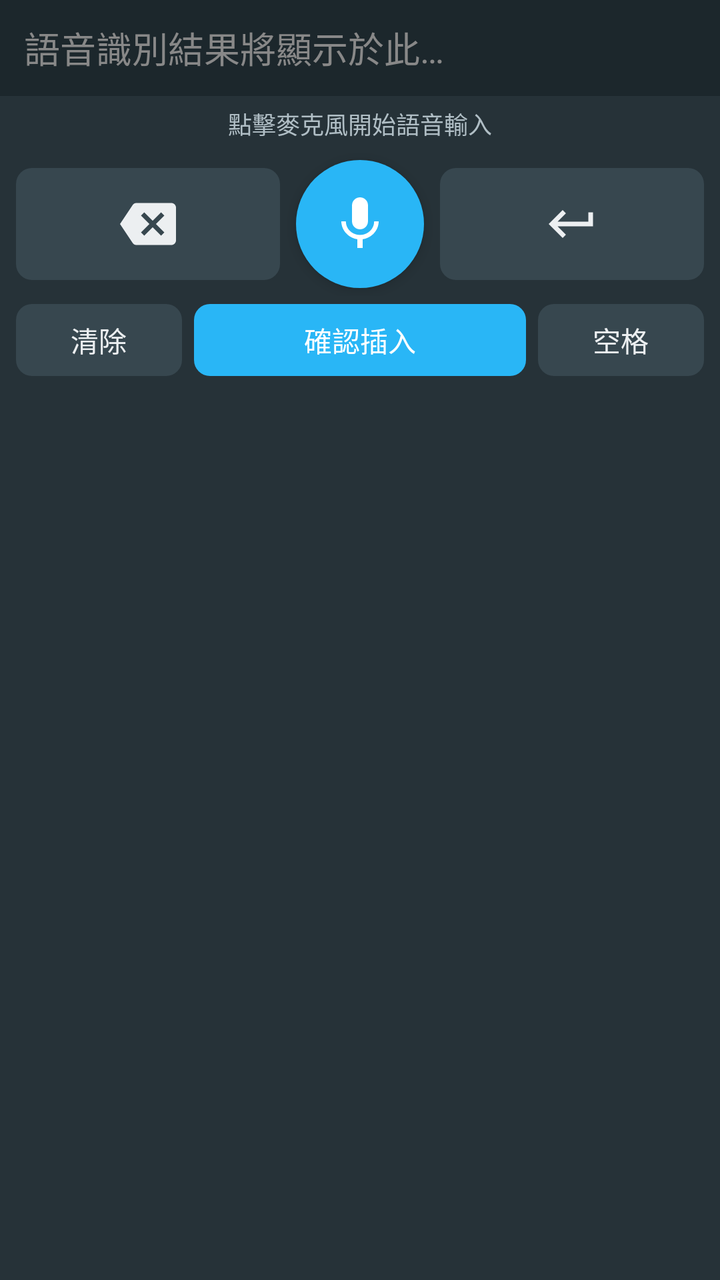
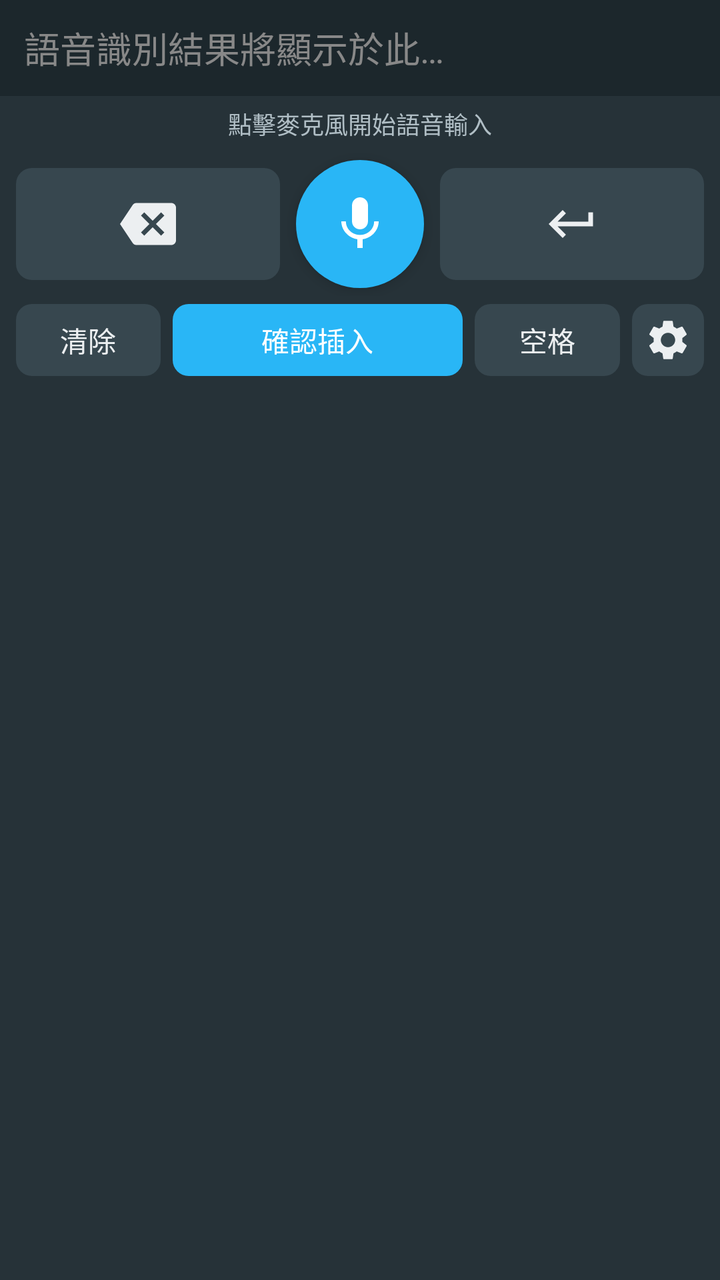

Before-and-after screenshots of an Android layout around one commit, followed by the original layout XML and the change that was made.
<!-- AndroidManifest.xml: application theme Theme.VoiceAssistant -->
<!-- res/layout/ime_keyboard.xml -->
<?xml version="1.0" encoding="utf-8"?>
<LinearLayout xmlns:android="http://schemas.android.com/apk/res/android"
    android:layout_width="match_parent"
    android:layout_height="wrap_content"
    android:orientation="vertical"
    android:background="@color/ime_bg"
    android:paddingBottom="8dp">

    
    <HorizontalScrollView
        android:layout_width="match_parent"
        android:layout_height="48dp"
        android:background="@color/ime_preview_bg">
        <TextView
            android:id="@+id/tv_transcription"
            android:layout_width="wrap_content"
            android:layout_height="match_parent"
            android:gravity="center_vertical"
            android:paddingStart="12dp"
            android:paddingEnd="12dp"
            android:textSize="18sp"
            android:textColor="@color/ime_preview_text"
            android:hint="語音識別結果將顯示於此…"
            android:textColorHint="#888888"
            android:singleLine="true" />
    </HorizontalScrollView>

    
    <ProgressBar
        android:id="@+id/progress_bar"
        style="@android:style/Widget.ProgressBar.Horizontal"
        android:layout_width="match_parent"
        android:layout_height="4dp"
        android:max="100"
        android:visibility="gone"
        android:progressTint="@color/ime_accent" />

    
    <TextView
        android:id="@+id/tv_status"
        android:layout_width="match_parent"
        android:layout_height="28dp"
        android:gravity="center"
        android:textSize="12sp"
        android:textColor="@color/ime_status_text"
        android:text="點擊麥克風開始語音輸入" />

    
    <LinearLayout
        android:layout_width="match_parent"
        android:layout_height="72dp"
        android:orientation="horizontal"
        android:gravity="center_vertical"
        android:paddingStart="8dp"
        android:paddingEnd="8dp">

        <ImageButton
            android:id="@+id/btn_backspace"
            android:layout_width="0dp"
            android:layout_height="56dp"
            android:layout_weight="1"
            android:src="@drawable/ic_backspace"
            android:background="@drawable/key_bg"
            android:contentDescription="退格"
            android:scaleType="center" />

        <Space android:layout_width="8dp" android:layout_height="0dp" />

        <ImageButton
            android:id="@+id/btn_mic"
            android:layout_width="64dp"
            android:layout_height="64dp"
            android:src="@drawable/ic_mic"
            android:background="@drawable/mic_bg"
            android:contentDescription="語音輸入"
            android:scaleType="centerInside"
            android:padding="14dp"
            android:elevation="4dp" />

        <Space android:layout_width="8dp" android:layout_height="0dp" />

        <ImageButton
            android:id="@+id/btn_enter"
            android:layout_width="0dp"
            android:layout_height="56dp"
            android:layout_weight="1"
            android:src="@drawable/ic_enter"
            android:background="@drawable/key_bg"
            android:contentDescription="確認/換行"
            android:scaleType="center" />
    </LinearLayout>

    
    <LinearLayout
        android:layout_width="match_parent"
        android:layout_height="44dp"
        android:orientation="horizontal"
        android:paddingStart="8dp"
        android:paddingEnd="8dp"
        android:gravity="center_vertical">

        <TextView
            android:id="@+id/btn_clear"
            android:layout_width="0dp"
            android:layout_height="36dp"
            android:layout_weight="1"
            android:gravity="center"
            android:text="清除"
            android:textSize="14sp"
            android:textColor="@color/ime_key_text"
            android:background="@drawable/key_bg" />

        <Space android:layout_width="6dp" android:layout_height="0dp" />

        <TextView
            android:id="@+id/btn_commit"
            android:layout_width="0dp"
            android:layout_height="36dp"
            android:layout_weight="2"
            android:gravity="center"
            android:text="確認插入"
            android:textSize="14sp"
            android:textColor="@color/ime_accent_text"
            android:background="@drawable/commit_bg" />

        <Space android:layout_width="6dp" android:layout_height="0dp" />

        <TextView
            android:id="@+id/btn_space"
            android:layout_width="0dp"
            android:layout_height="36dp"
            android:layout_weight="1"
            android:gravity="center"
            android:text="空格"
            android:textSize="14sp"
            android:textColor="@color/ime_key_text"
            android:background="@drawable/key_bg" />
    </LinearLayout>

</LinearLayout>
<!-- resources referenced by this layout -->
<resources>
  <color name="ime_accent">#29B6F6</color>
  <color name="ime_accent_text">#FFFFFF</color>
  <color name="ime_bg">#263238</color>
  <color name="ime_key_text">#ECEFF1</color>
  <color name="ime_preview_bg">#1C272C</color>
  <color name="ime_preview_text">#FFFFFF</color>
  <color name="ime_status_text">#B0BEC5</color>
  <!-- drawable commit_bg (drawable) -->
  <?xml version="1.0" encoding="utf-8"?>
  <shape xmlns:android="http://schemas.android.com/apk/res/android"
      android:shape="rectangle">
      <solid android:color="@color/ime_accent" />
      <corners android:radius="8dp" />
  </shape>
  <!-- drawable ic_backspace (drawable) -->
  <?xml version="1.0" encoding="utf-8"?>
  <vector xmlns:android="http://schemas.android.com/apk/res/android"
      android:width="28dp"
      android:height="28dp"
      android:viewportWidth="24"
      android:viewportHeight="24">
      <path
          android:fillColor="@color/ime_key_icon"
          android:pathData="M22,3H7c-0.69,0 -1.23,0.35 -1.59,0.88L0,12l5.41,8.11C5.77,20.64 6.31,21 7,21h15c1.1,0 2,-0.9 2,-2V5c0,-1.1 -0.9,-2 -2,-2zM19,15.59L17.59,17 14,13.41 10.41,17 9,15.59 12.59,12 9,8.41 10.41,7 14,10.59 17.59,7 19,8.41 15.41,12 19,15.59z"/>
  </vector>
  <!-- drawable ic_enter (drawable) -->
  <?xml version="1.0" encoding="utf-8"?>
  <vector xmlns:android="http://schemas.android.com/apk/res/android"
      android:width="28dp"
      android:height="28dp"
      android:viewportWidth="24"
      android:viewportHeight="24">
      <path
          android:fillColor="@color/ime_key_icon"
          android:pathData="M19,7v4H5.83l3.58,-3.59L8,6l-6,6 6,6 1.41,-1.41L5.83,13H21V7z"/>
  </vector>
  <!-- drawable key_bg (drawable) -->
  <?xml version="1.0" encoding="utf-8"?>
  <shape xmlns:android="http://schemas.android.com/apk/res/android"
      android:shape="rectangle">
      <solid android:color="@color/ime_key_bg" />
      <corners android:radius="8dp" />
  </shape>
  <!-- drawable mic_bg (drawable) -->
  <?xml version="1.0" encoding="utf-8"?>
  <shape xmlns:android="http://schemas.android.com/apk/res/android"
      android:shape="oval">
      <solid android:color="@color/ime_accent" />
  </shape>
  <style name="Theme.VoiceAssistant" parent="Theme.MaterialComponents.DayNight.NoActionBar">
          <item name="colorPrimary">@color/ime_accent</item>
          <item name="colorPrimaryDark">#0288D1</item>
          <item name="colorAccent">@color/ime_accent</item>
      </style>
  <color name="ime_key_icon">#ECEFF1</color>
  <color name="ime_key_bg">#37474F</color>
  <!-- unchanged entries left out for length: 1 -->
</resources>

<!-- the commit's change to res/layout/ime_keyboard.xml (unified diff, before → after) -->
@@ -135,6 +135,18 @@
             android:textSize="14sp"
             android:textColor="@color/ime_key_text"
             android:background="@drawable/key_bg" />
+
+        <Space android:layout_width="6dp" android:layout_height="0dp" />
+
+        <ImageButton
+            android:id="@+id/btn_settings"
+            android:layout_width="36dp"
+            android:layout_height="36dp"
+            android:src="@drawable/ic_settings"
+            android:background="@drawable/key_bg"
+            android:contentDescription="詞彙設定"
+            android:scaleType="centerInside"
+            android:padding="6dp" />
     </LinearLayout>
 
 </LinearLayout>
<!-- resource entries referenced after the edit -->
@@ -36,6 +36,17 @@
           android:fillColor="@color/ime_key_icon"
           android:pathData="M19,7v4H5.83l3.58,-3.59L8,6l-6,6 6,6 1.41,-1.41L5.83,13H21V7z"/>
   </vector>
+  <!-- drawable ic_settings (drawable) -->
+  <?xml version="1.0" encoding="utf-8"?>
+  <vector xmlns:android="http://schemas.android.com/apk/res/android"
+      android:width="24dp"
+      android:height="24dp"
+      android:viewportWidth="24"
+      android:viewportHeight="24">
+      <path
+          android:fillColor="@color/ime_key_icon"
+          android:pathData="M19.14,12.94c0.04,-0.3 0.06,-0.61 0.06,-0.94c0,-0.32 -0.02,-0.64 -0.07,-0.94l2.03,-1.58c0.18,-0.14 0.23,-0.41 0.12,-0.61l-1.92,-3.32c-0.12,-0.22 -0.37,-0.29 -0.59,-0.22l-2.39,0.96c-0.5,-0.38 -1.03,-0.7 -1.62,-0.94L14.4,2.81c-0.04,-0.24 -0.24,-0.41 -0.48,-0.41h-3.84c-0.24,0 -0.43,0.17 -0.47,0.41L9.25,5.35C8.66,5.59 8.12,5.92 7.63,6.29L5.24,5.33c-0.22,-0.08 -0.47,0 -0.59,0.22L2.74,8.87C2.62,9.08 2.66,9.34 2.86,9.48l2.03,1.58C4.84,11.36 4.8,11.69 4.8,12s0.02,0.64 0.07,0.94l-2.03,1.58c-0.18,0.14 -0.23,0.41 -0.12,0.61l1.92,3.32c0.12,0.22 0.37,0.29 0.59,0.22l2.39,-0.96c0.5,0.38 1.03,0.7 1.62,0.94l0.36,2.54c0.05,0.24 0.24,0.41 0.48,0.41h3.84c0.24,0 0.44,-0.17 0.47,-0.41l0.36,-2.54c0.59,-0.24 1.13,-0.56 1.62,-0.94l2.39,0.96c0.22,0.08 0.47,0 0.59,-0.22l1.92,-3.32c0.12,-0.22 0.07,-0.47 -0.12,-0.61L19.14,12.94zM12,15.6c-1.98,0 -3.6,-1.62 -3.6,-3.6s1.62,-3.6 3.6,-3.6s3.6,1.62 3.6,3.6S13.98,15.6 12,15.6z"/>
+  </vector>
   <!-- drawable key_bg (drawable) -->
   <?xml version="1.0" encoding="utf-8"?>
   <shape xmlns:android="http://schemas.android.com/apk/res/android"
